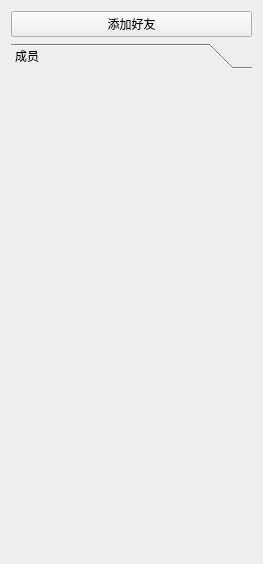
First picture: the form in chatslist.ui, repository wardgee/chats, before the edit.
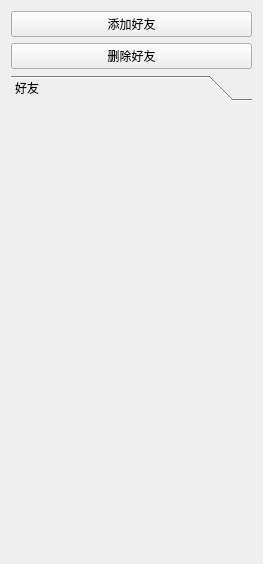
Second picture: the form after the edit.

Commit message: 新增好友列表显示

```diff
--- a/chatslist.ui
+++ b/chatslist.ui
@@ -21,26 +21,49 @@
      </property>
     </widget>
    </item>
+   <item>
+    <widget class="QPushButton" name="pushButton_2">
+     <property name="text">
+      <string>删除好友</string>
+     </property>
+    </widget>
+   </item>
    <item>
     <widget class="QToolBox" name="toolBox">
      <property name="currentIndex">
       <number>0</number>
      </property>
+     <property name="tabSpacing">
+      <number>0</number>
+     </property>
      <widget class="QWidget" name="page">
       <property name="geometry">
        <rect>
         <x>0</x>
         <y>0</y>
         <width>241</width>
-        <height>473</height>
+        <height>206</height>
        </rect>
       </property>
       <attribute name="label">
-       <string>成员</string>
+       <string>好友</string>
       </attribute>
      </widget>
     </widget>
    </item>
+   <item>
+    <spacer name="verticalSpacer">
+     <property name="orientation">
+      <enum>Qt::Vertical</enum>
+     </property>
+     <property name="sizeHint" stdset="0">
+      <size>
+       <width>20</width>
+       <height>40</height>
+      </size>
+     </property>
+    </spacer>
+   </item>
   </layout>
  </widget>
  <resources/>
```
Left out of the diff: 1 changed line with no effect on the pictures. The commit also changes 23 other files.
